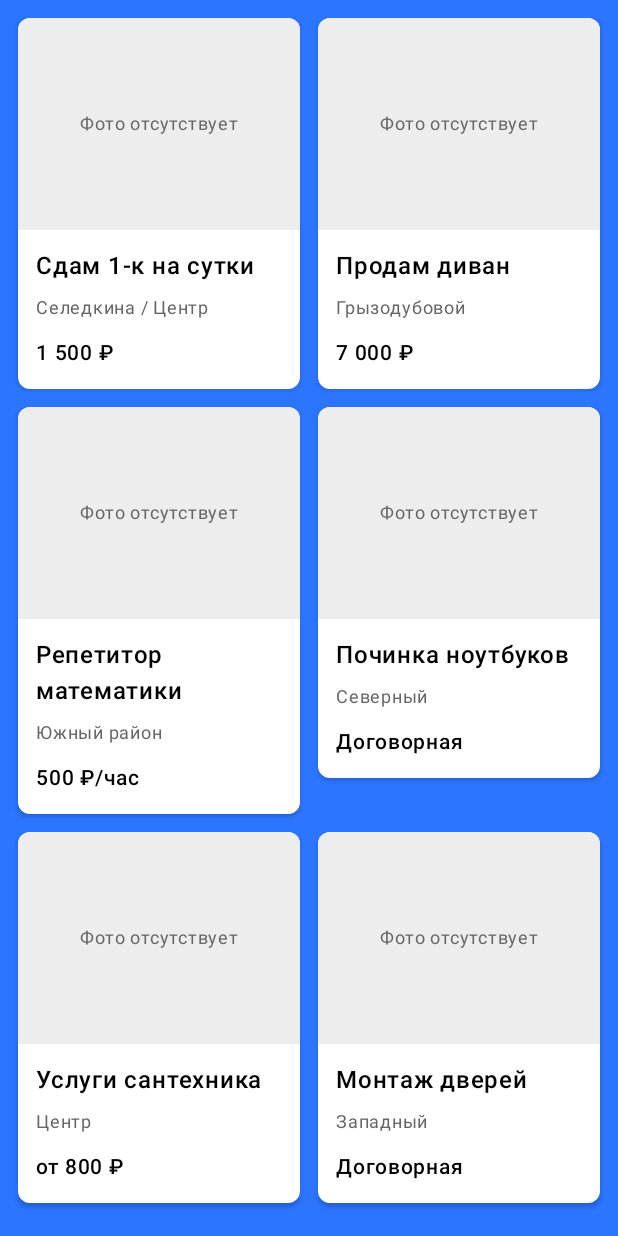
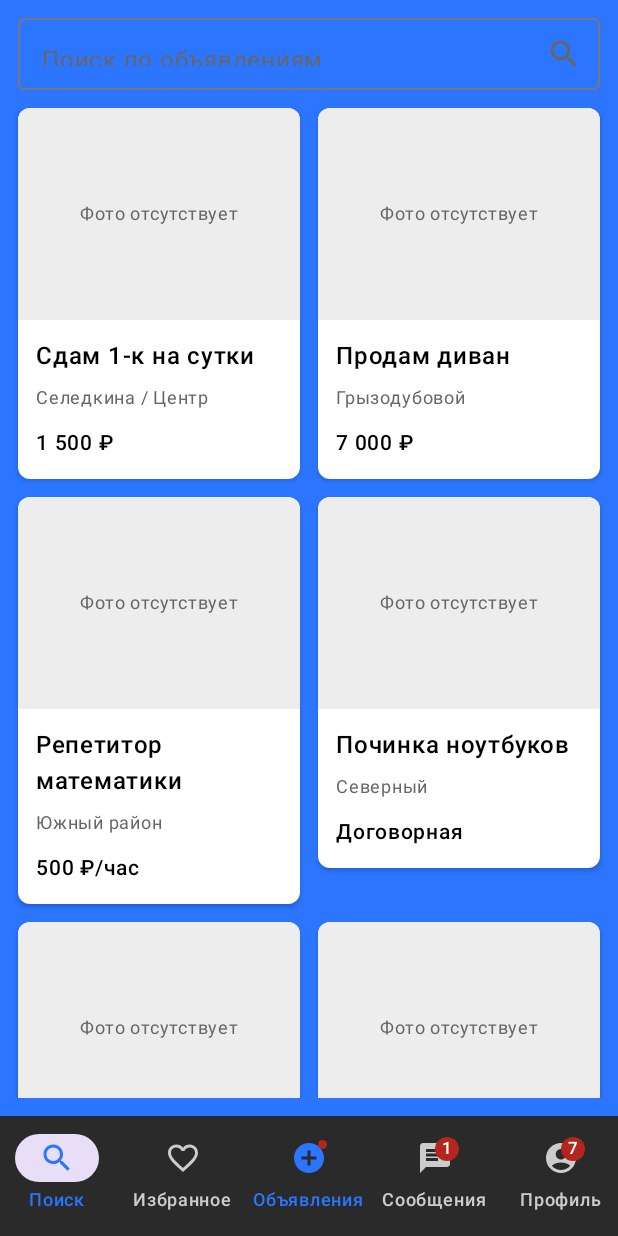
Before and after one commit to ankiton/na-rayone, an Android app built with Jetpack Compose: the @Preview function HomeScreenPreview, on a phone screen of 412 x 824 dp. Run offline under Robolectric (Android 15) with nearby library versions, the phone set to English and light mode, and no system bars.

Commit message:
поиск и нижняя панель

```diff
--- a/feature-feed/build.gradle.kts
+++ b/feature-feed/build.gradle.kts
@@ -47,6 +47,7 @@ dependencies {
     implementation(libs.androidx.compose.ui)
     implementation(libs.androidx.compose.ui.graphics)
     implementation(libs.androidx.compose.ui.tooling.preview)
+    implementation("androidx.compose.material:material-icons-extended")
     debugImplementation(libs.androidx.compose.ui.tooling)
     implementation(libs.androidx.compose.material3)
 
--- a/feature-feed/src/main/kotlin/ru/narayone/featurefeed/HomeScreen.kt
+++ b/feature-feed/src/main/kotlin/ru/narayone/featurefeed/HomeScreen.kt
@@ -10,8 +10,27 @@ import androidx.compose.material3.Card
 import androidx.compose.material3.CardDefaults
 import androidx.compose.material3.MaterialTheme
 import androidx.compose.material3.Text
+import androidx.compose.material3.OutlinedTextField
+import androidx.compose.material3.Button
+import androidx.compose.material3.ButtonDefaults
+import androidx.compose.material3.Scaffold
+import androidx.compose.material3.NavigationBar
+import androidx.compose.material3.NavigationBarItem
+import androidx.compose.material3.Badge
+import androidx.compose.material3.BadgedBox
+import androidx.compose.material.icons.Icons
+import androidx.compose.material.icons.filled.Search
+import androidx.compose.material3.Icon
+import androidx.compose.material.icons.filled.Close
+import androidx.compose.material.icons.filled.FavoriteBorder
+import androidx.compose.material.icons.filled.AddCircle
+import androidx.compose.material.icons.filled.Chat
+import androidx.compose.material.icons.filled.AccountCircle
 import androidx.compose.runtime.Composable
 import androidx.compose.runtime.remember
+import androidx.compose.runtime.getValue
+import androidx.compose.runtime.mutableStateOf
+import androidx.compose.runtime.setValue
 import androidx.compose.ui.Modifier
 import androidx.compose.ui.Alignment
 import androidx.compose.ui.graphics.Color
@@ -33,19 +52,104 @@ data class FeedItem(
 
 @Composable
 fun HomeScreen(items: List<FeedItem>, onItemClick: (FeedItem) -> Unit = {}) {
-    Box(
-        modifier = Modifier
-            .fillMaxSize()
-            .background(CoralPrimary)
-            .padding(12.dp)
-    ) {
+    var query by remember { mutableStateOf("") }
+    val filteredItems = remember(query, items) {
+        if (query.isBlank()) items else items.filter {
+            it.title.contains(query, ignoreCase = true) ||
+            it.district.contains(query, ignoreCase = true) ||
+            it.price.contains(query, ignoreCase = true)
+        }
+    }
+
+    var selectedTab by remember { mutableStateOf(0) }
+
+    Scaffold(
+        containerColor = CoralPrimary,
+        bottomBar = {
+            NavigationBar(containerColor = Color(0xFF2A2A2A)) {
+                NavigationBarItem(
+                    selected = selectedTab == 0,
+                    onClick = { selectedTab = 0 },
+                    icon = { Icon(imageVector = Icons.Filled.Search, contentDescription = "Поиск", tint = if (selectedTab == 0) CoralPrimary else Color.LightGray) },
+                    label = { Text("Поиск", color = if (selectedTab == 0) CoralPrimary else Color.LightGray) }
+                )
+                NavigationBarItem(
+                    selected = selectedTab == 1,
+                    onClick = { selectedTab = 1 },
+                    icon = { Icon(imageVector = Icons.Filled.FavoriteBorder, contentDescription = "Избранное", tint = Color.LightGray) },
+                    label = { Text("Избранное", color = Color.LightGray) }
+                )
+                NavigationBarItem(
+                    selected = selectedTab == 2,
+                    onClick = { selectedTab = 2 },
+                    icon = {
+                        BadgedBox(badge = { Badge() }) {
+                            Icon(imageVector = Icons.Filled.AddCircle, contentDescription = "Объявления", tint = CoralPrimary)
+                        }
+                    },
+                    label = { Text("Объявления", color = CoralPrimary) }
+                )
+                NavigationBarItem(
+                    selected = selectedTab == 3,
+                    onClick = { selectedTab = 3 },
+                    icon = {
+                        BadgedBox(badge = { Badge { Text("1") } }) {
+                            Icon(imageVector = Icons.Filled.Chat, contentDescription = "Сообщения", tint = Color.LightGray)
+                        }
+                    },
+                    label = { Text("Сообщения", color = Color.LightGray) }
+                )
+                NavigationBarItem(
+                    selected = selectedTab == 4,
+                    onClick = { selectedTab = 4 },
+                    icon = {
+                        BadgedBox(badge = { Badge { Text("7") } }) {
+                            Icon(imageVector = Icons.Filled.AccountCircle, contentDescription = "Профиль", tint = Color.LightGray)
+                        }
+                    },
+                    label = { Text("Профиль", color = Color.LightGray) }
+                )
+            }
+        }
+    ) { innerPadding ->
+        Column(
+            modifier = Modifier
+                .fillMaxSize()
+                .background(CoralPrimary)
+                .padding(12.dp)
+                .padding(bottom = innerPadding.calculateBottomPadding())
+        ) {
+        // Top search bar
+        OutlinedTextField(
+            value = query,
+            onValueChange = { query = it },
+            modifier = Modifier
+                .fillMaxWidth()
+                .padding(bottom = 12.dp)
+                .heightIn(min = 48.dp, max = 48.dp),
+            placeholder = { Text(text = "Поиск по объявлениям", color = GrayText) },
+            singleLine = true,
+            trailingIcon = {
+                Row(verticalAlignment = Alignment.CenterVertically) {
+                    if (query.isNotBlank()) {
+                        androidx.compose.material3.IconButton(onClick = { query = "" }) {
+                            Icon(imageVector = Icons.Filled.Close, contentDescription = "Очистить", tint = GrayText)
+                        }
+                    }
+                    androidx.compose.material3.IconButton(onClick = { query = query.trim() }) {
+                        Icon(imageVector = Icons.Filled.Search, contentDescription = "Найти", tint = GrayText)
+                    }
+                }
+            }
+        )
+
         LazyVerticalGrid(
             columns = GridCells.Adaptive(minSize = 180.dp),
             verticalArrangement = Arrangement.spacedBy(12.dp),
             horizontalArrangement = Arrangement.spacedBy(12.dp),
             contentPadding = PaddingValues(bottom = 12.dp)
         ) {
-            items(items, key = { it.id }) { item ->
+            items(filteredItems, key = { it.id }) { item ->
                 Card(
                     colors = CardDefaults.cardColors(containerColor = Color.White),
                     elevation = CardDefaults.cardElevation(defaultElevation = 2.dp),
@@ -77,6 +181,7 @@ fun HomeScreen(items: List<FeedItem>, onItemClick: (FeedItem) -> Unit = {}) {
                     }
                 }
             }
+        }
         }
     }
 }
```
